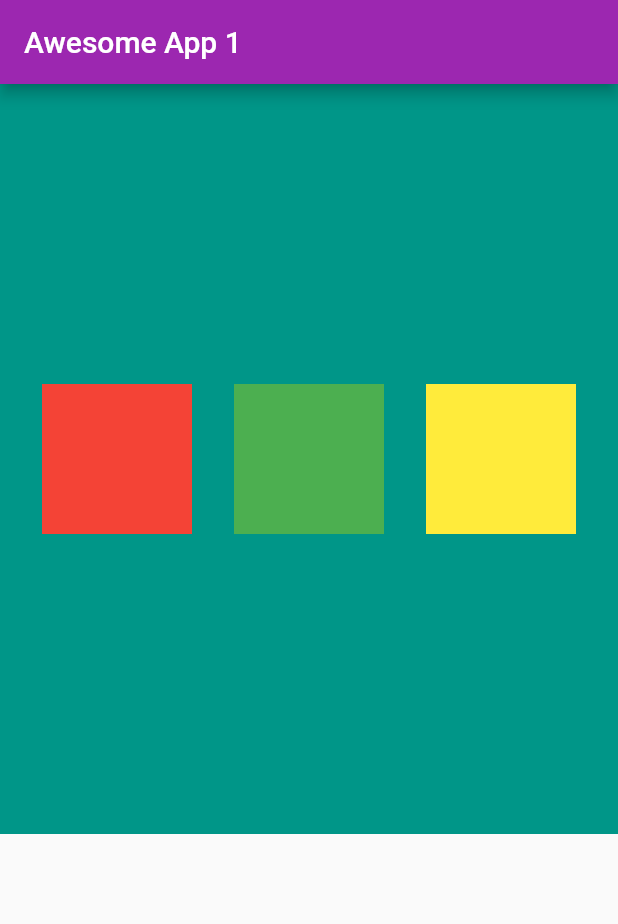
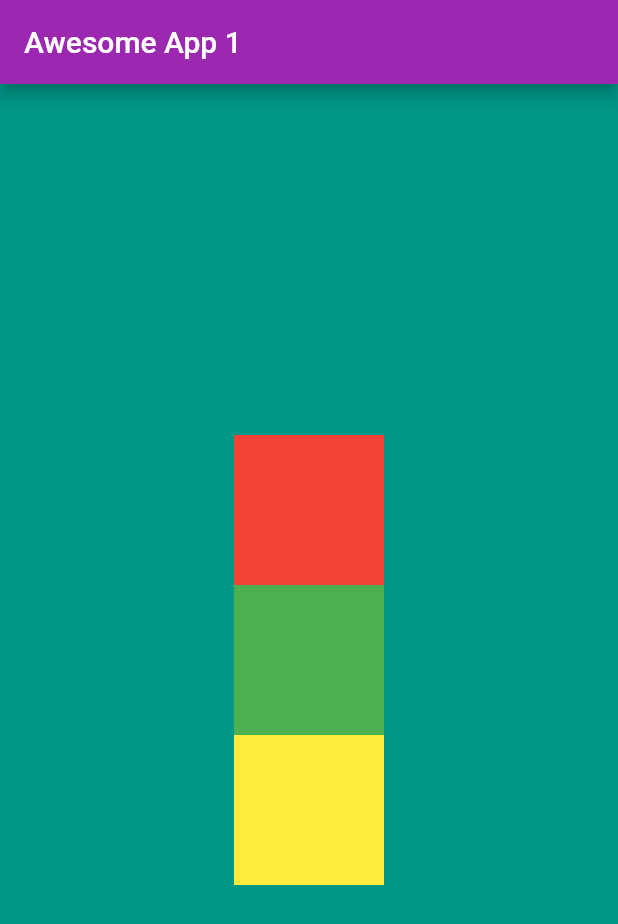
Before and after one commit to sandeep-v1404/awesome_app, a Flutter app: the screen it shows after launch, on a phone screen of 412 x 824 dp. Shown: the top 924 px of the screen. Run offline on Flutter 3.47's test engine with Material 2 defaults, Android fonts, the phone set to English and light mode, and no system bars.

Commit message:
Columns in Container

```diff
--- a/lib/main.dart
+++ b/lib/main.dart
@@ -16,10 +16,10 @@ class HomePage extends StatelessWidget {
         title: Text("Awesome App 1"),
       ),
       body: Container(
-        height: 500,
+        width: 500,
         color: Colors.teal,
-        child: Row(
-          mainAxisAlignment: MainAxisAlignment.spaceEvenly,
+        child: Column(
+          mainAxisAlignment: MainAxisAlignment.center,
           crossAxisAlignment: CrossAxisAlignment.center,
           children: <Widget>[
             Container(
```
